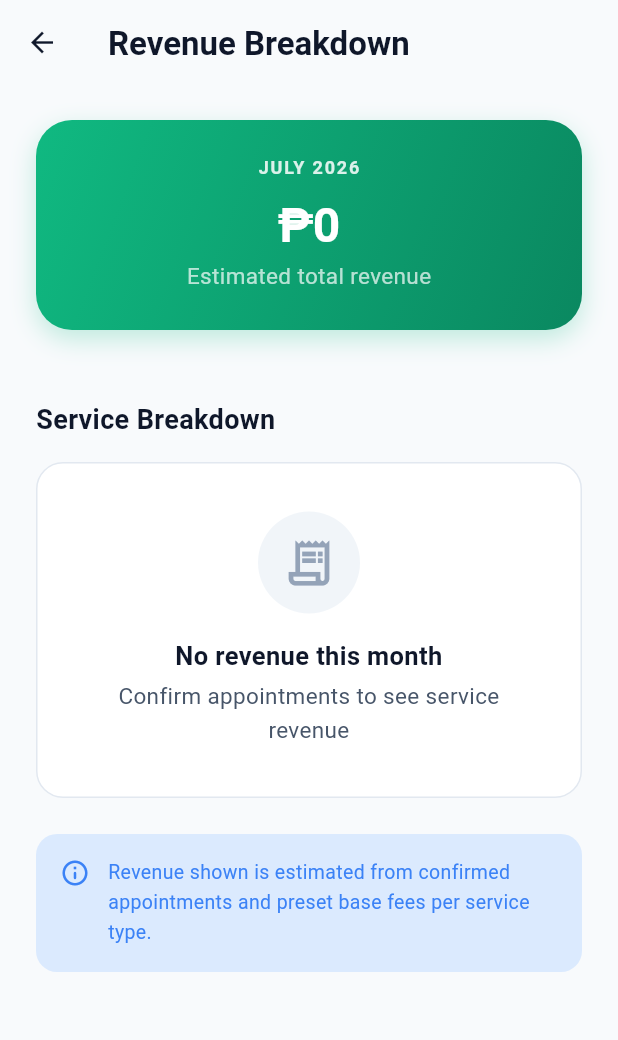
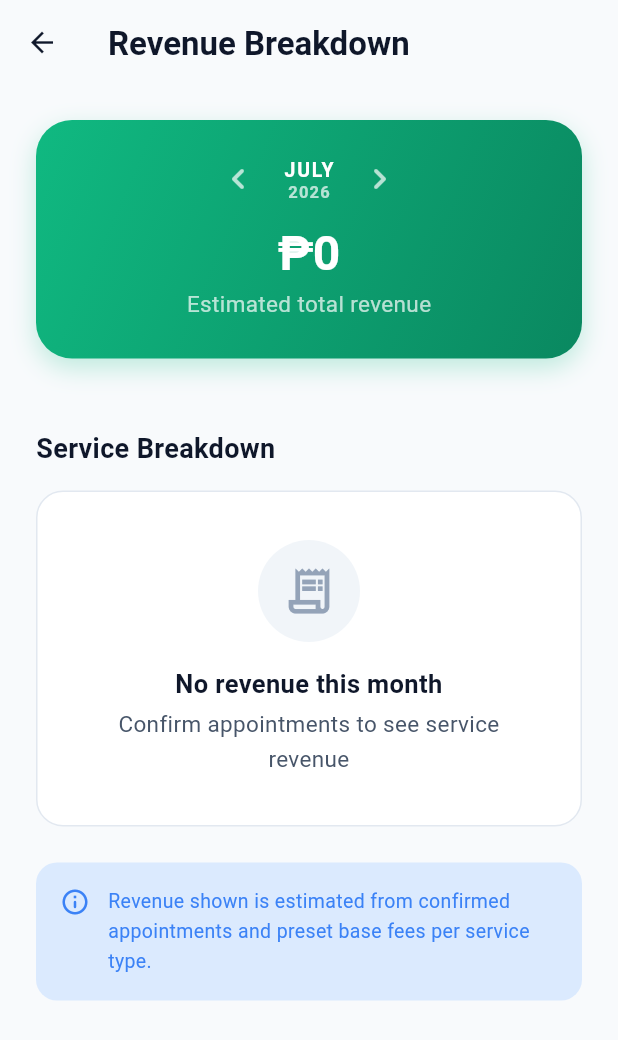
Before and after one commit to mendoza-i/purramedics, a Flutter app: the RevenueDetailsPage screen opened directly, on a phone screen of 412 x 824 dp. Shown: the top 1040 px of the screen. Run offline on Flutter 3.47's test engine with Material 3 defaults, Android fonts, the phone set to English and light mode, and no system bars; our stand-ins replace audioplayers, cloud_firestore, firebase_auth, firebase_core, flutter_animate, google_nav_bar and 3 more; accounts and stored records are empty.

Commit message:
Further UI tweaks: background pop, toggleable revenue months, event publish button & validation, numeric service pricing

```diff
--- a/lib/pages/vet/revenue_details_page.dart
+++ b/lib/pages/vet/revenue_details_page.dart
@@ -12,9 +12,57 @@ class RevenueDetailsPage extends StatefulWidget {
 }
 
 class _RevenueDetailsPageState extends State<RevenueDetailsPage> {
+  late DateTime _selectedMonth;
+
+  static const List<String> _monthNames = [
+    'January', 'February', 'March', 'April', 'May', 'June',
+    'July', 'August', 'September', 'October', 'November', 'December',
+  ];
+
+  @override
+  void initState() {
+    super.initState();
+    final now = DateTime.now();
+    _selectedMonth = DateTime(now.year, now.month);
+  }
+
   String _formatAmount(int amount) {
     final formatter = RegExp(r'\B(?=(\d{3})+(?!\d))');
     return amount.toString().replaceAll(formatter, ',');
+  }
+
+  Widget _miniPicker({
+    required DateTime date,
+    required VoidCallback onPrev,
+    required VoidCallback onNext,
+  }) {
+    return Row(
+      mainAxisAlignment: MainAxisAlignment.center,
+      children: [
+        GestureDetector(
+          onTap: onPrev,
+          child: const Icon(Icons.chevron_left_rounded, size: 28, color: Colors.white70),
+        ),
+        AppSpacing.hLg,
+        Column(
+          children: [
+            Text(
+              _monthNames[date.month - 1].toUpperCase(),
+              style: AppTypography.titleSmall.copyWith(color: Colors.white, letterSpacing: 1.2),
+            ),
+            Text(
+              '${date.year}',
+              style: AppTypography.labelSmall.copyWith(color: Colors.white70),
+            ),
+          ],
+        ),
+        AppSpacing.hLg,
+        GestureDetector(
+          onTap: onNext,
+          child: const Icon(Icons.chevron_right_rounded, size: 28, color: Colors.white70),
+        ),
+      ],
+    );
   }
 
   @override
@@ -37,8 +85,6 @@ class _RevenueDetailsPageState extends State<RevenueDetailsPage> {
             );
           }
           final all = snapshot.data!;
-          final now = DateTime.now();
-          final thisMonth = DateTime(now.year, now.month);
 
           int thisRevenue = 0;
           final thisMonthByType = <String, int>{};
@@ -63,7 +109,7 @@ class _RevenueDetailsPageState extends State<RevenueDetailsPage> {
             if (date == null) continue;
 
             final apptMonth = DateTime(date.year, date.month);
-            if (apptMonth == thisMonth) {
+            if (apptMonth == _selectedMonth) {
               final fee = feeFor(appt['visitType'] ?? '');
               thisRevenue += fee;
 
@@ -72,22 +118,6 @@ class _RevenueDetailsPageState extends State<RevenueDetailsPage> {
               countsByType[type] = (countsByType[type] ?? 0) + 1;
             }
           }
-
-          const monthNames = [
-            'January',
-            'February',
-            'March',
-            'April',
-            'May',
-            'June',
-            'July',
-            'August',
-            'September',
-            'October',
-            'November',
-            'December',
-          ];
-          final currentLabel = '${monthNames[now.month - 1]} ${now.year}';
 
           return SafeArea(
             child: SingleChildScrollView(
@@ -113,14 +143,23 @@ class _RevenueDetailsPageState extends State<RevenueDetailsPage> {
                         child: Column(
                           crossAxisAlignment: CrossAxisAlignment.center,
                           children: [
-                            Text(
-                              currentLabel.toUpperCase(),
-                              style: AppTypography.labelMedium.copyWith(
-                                color: Colors.white.withOpacity(0.85),
-                                letterSpacing: 1.2,
-                              ),
+                            _miniPicker(
+                              date: _selectedMonth,
+                              onPrev: () {
+                                setState(() {
+                                  _selectedMonth = DateTime(_selectedMonth.year, _selectedMonth.month - 1);
+                                });
+                              },
+                              onNext: () {
+                                final next = DateTime(_selectedMonth.year, _selectedMonth.month + 1);
+                                if (!next.isAfter(DateTime.now())) {
+                                  setState(() {
+                                    _selectedMonth = next;
+                                  });
+                                }
+                              },
                             ),
-                            AppSpacing.vMd,
+                            AppSpacing.vLg,
                             Text(
                               '₱${_formatAmount(thisRevenue)}',
                               style: AppTypography.displayLarge.copyWith(
--- a/lib/pages/vet/vet_settings_page.dart
+++ b/lib/pages/vet/vet_settings_page.dart
@@ -249,7 +249,8 @@ class _VetSettingsPageState extends State<VetSettingsPage> {
                                           _priceControllers[key] ??
                                           TextEditingController(),
                                       prefixIcon: Icons.payments_outlined,
-                                      keyboardType: TextInputType.text,
+                                      keyboardType: TextInputType.number,
+                                      inputFormatters: [FilteringTextInputFormatter.digitsOnly],
                                       textInputAction: TextInputAction.next,
                                     ),
                                   ),
--- a/lib/pages/vet/widgets/vet_background_pattern.dart
+++ b/lib/pages/vet/widgets/vet_background_pattern.dart
@@ -14,7 +14,7 @@ class VetBackgroundPattern extends StatelessWidget {
         Positioned.fill(
           child: CustomPaint(
             painter: _PawPatternPainter(
-              color: AppColors.primary.withOpacity(0.08),
+              color: AppColors.primary.withOpacity(0.15),
             ),
           ),
         ),
```
Also changed, not shown: lib/pages/vet/vet_event_creation_page.dart (+23 -6 lines).
